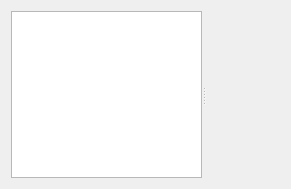
First picture: the form in src/widgets/transitionsettings_ui.ui, repository KDE/kdenlive, before the edit.
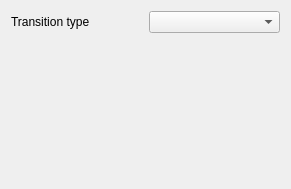
Second picture: the form after the edit. Custom widgets are drawn as their Qt base class.

Commit message: Small fixes for composite transition and more fixes for title clips.

Patch:
```diff
--- a/src/widgets/transitionsettings_ui.ui
+++ b/src/widgets/transitionsettings_ui.ui
@@ -14,11 +14,17 @@
   </property>
   <layout class="QGridLayout" name="gridLayout" >
    <item row="0" column="0" >
+    <widget class="QLabel" name="label" >
+     <property name="text" >
+      <string>Transition type</string>
+     </property>
+    </widget>
+   </item>
+   <item row="1" column="0" colspan="2" >
     <widget class="QSplitter" name="splitter" >
      <property name="orientation" >
       <enum>Qt::Horizontal</enum>
      </property>
-     <widget class="QListWidget" name="listWidget" />
      <widget class="QFrame" name="frame" >
       <property name="sizePolicy" >
        <sizepolicy vsizetype="Preferred" hsizetype="Expanding" >
@@ -35,8 +41,18 @@
      </widget>
     </widget>
    </item>
+   <item row="0" column="1" >
+    <widget class="KComboBox" name="transitionList" />
+   </item>
   </layout>
  </widget>
+ <customwidgets>
+  <customwidget>
+   <class>KComboBox</class>
+   <extends>QComboBox</extends>
+   <header>kcombobox.h</header>
+  </customwidget>
+ </customwidgets>
  <resources/>
  <connections/>
 </ui>
```
Left out of the diff: 3 changed lines with no effect on the pictures. The commit also changes 18 other files.
